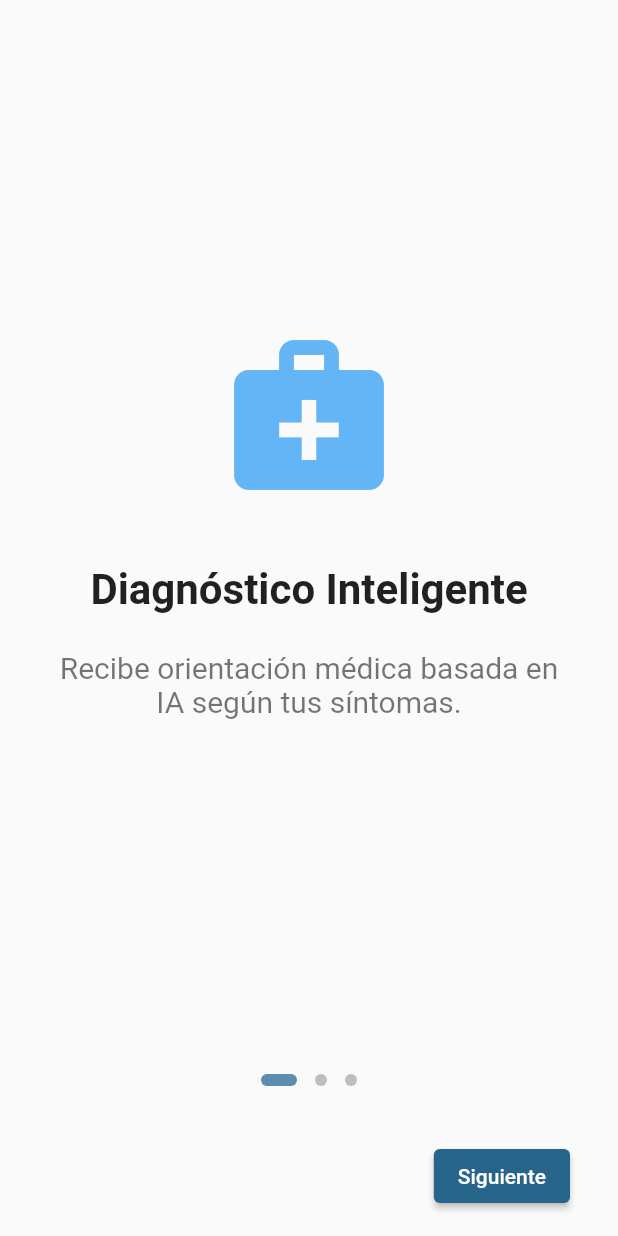
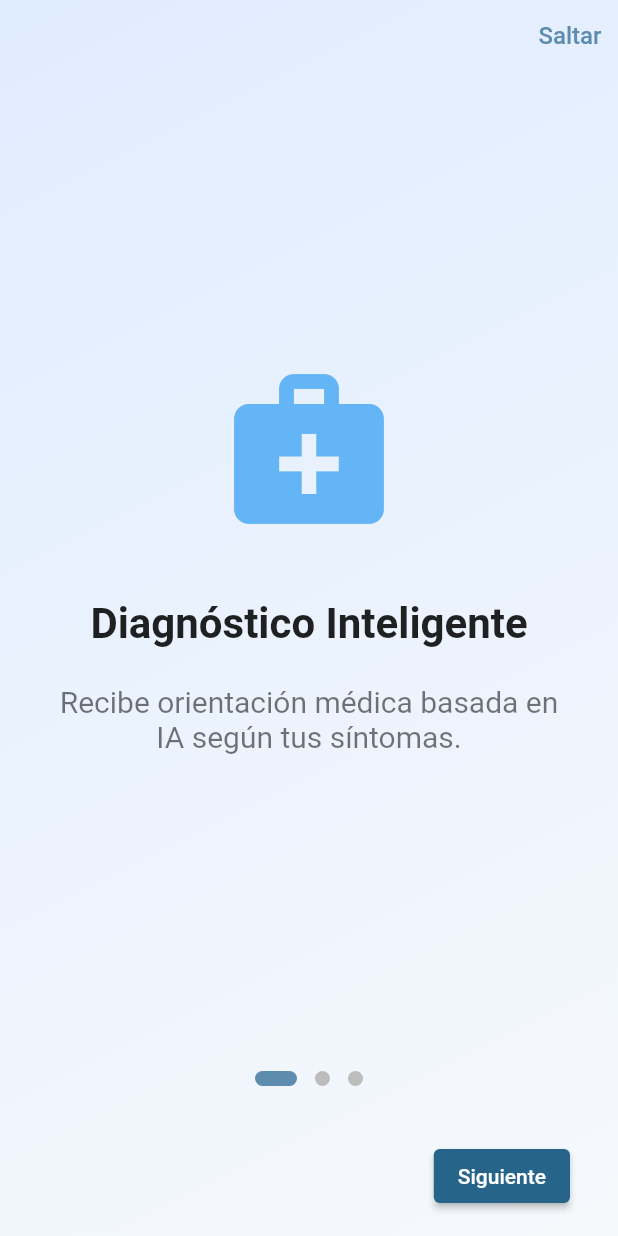
Before and after one commit to Edisonnarvaez/medical_diagnosis_ai, a Flutter app: the screen it shows after launch, on a phone screen of 412 x 824 dp. Run offline on Flutter 3.47's test engine with Material 3 defaults, Android fonts, the light colour scheme and no system bars; our stand-ins replace appwrite, flutter_dotenv, get, google_generative_ai, hive, hive_flutter and 1 more; accounts and stored records are empty.

Commit message:
ajuste de onboarding

```diff
--- a/lib/presentation/screens/onboarding_screen.dart
+++ b/lib/presentation/screens/onboarding_screen.dart
@@ -13,19 +13,19 @@ class _OnboardingScreenState extends State<OnboardingScreen> {
   final PageController _controller = PageController();
   int _currentPage = 0;
 
-  final List<Map<String, String>> onboardingData = [
+  final List<Map<String, dynamic>> onboardingData = [
     {
-      "image": "assets/onboarding1.png",
+      "icon": Icons.medical_services,
       "title": "Diagnóstico Inteligente",
       "desc": "Recibe orientación médica basada en IA según tus síntomas."
     },
     {
-      "image": "assets/onboarding2.png",
+      "icon": Icons.lock,
       "title": "Historial Seguro",
       "desc": "Guarda y consulta tu historial médico de manera privada."
     },
     {
-      "image": "assets/onboarding3.png",
+      "icon": Icons.favorite,
       "title": "Recomendaciones Saludables",
       "desc": "Obtén consejos personalizados para mejorar tu bienestar."
     },
@@ -40,9 +40,26 @@ class _OnboardingScreenState extends State<OnboardingScreen> {
   @override
   Widget build(BuildContext context) {
     return Scaffold(
-      body: SafeArea(
-        child: Column(
+      body: Container(
+        decoration: const BoxDecoration(
+          gradient: LinearGradient(
+            colors: [Color(0xFFe0ecff), Color(0xFFf6f9fc)],
+            begin: Alignment.topLeft,
+            end: Alignment.bottomRight,
+          ),
+        ),
+        child: SafeArea(
+          child: Stack(
             children: [
+              Column(
+                children: [
+                  Align(
+                    alignment: Alignment.topRight,
+                    child: TextButton(
+                      onPressed: _finishOnboarding,
+                      child: const Text("Saltar", style: TextStyle(fontSize: 16, color: Color(0xFF5D8CAE))),
+                    ),
+                  ),
                   Expanded(
                     child: PageView.builder(
                       controller: _controller,
@@ -59,8 +76,11 @@ class _OnboardingScreenState extends State<OnboardingScreen> {
                           child: Column(
                             mainAxisAlignment: MainAxisAlignment.center,
                             children: [
-                        // Puedes agregar imágenes reales en assets y declararlas en pubspec.yaml
-                        Icon(Icons.medical_services, size: 120, color: Colors.blue[300]),
+                              Icon(
+                                data["icon"],
+                                size: 120,
+                                color: Colors.blue[300],
+                              ),
                               const SizedBox(height: 40),
                               Text(
                                 data["title"]!,
@@ -86,11 +106,11 @@ class _OnboardingScreenState extends State<OnboardingScreen> {
                       (index) => AnimatedContainer(
                         duration: const Duration(milliseconds: 300),
                         margin: const EdgeInsets.symmetric(horizontal: 6, vertical: 20),
-                  width: _currentPage == index ? 24 : 8,
-                  height: 8,
+                        width: _currentPage == index ? 28 : 10,
+                        height: 10,
                         decoration: BoxDecoration(
-                    color: _currentPage == index ? Color(0xFF5D8CAE) : Colors.grey[400],
-                    borderRadius: BorderRadius.circular(4),
+                          color: _currentPage == index ? const Color(0xFF5D8CAE) : Colors.grey[400],
+                          borderRadius: BorderRadius.circular(5),
                         ),
                       ),
                     ),
@@ -124,6 +144,9 @@ class _OnboardingScreenState extends State<OnboardingScreen> {
                   ),
                 ],
               ),
+            ],
+          ),
+        ),
       ),
     );
   }
```
Lines whose indentation alone changed are shown as unchanged.
